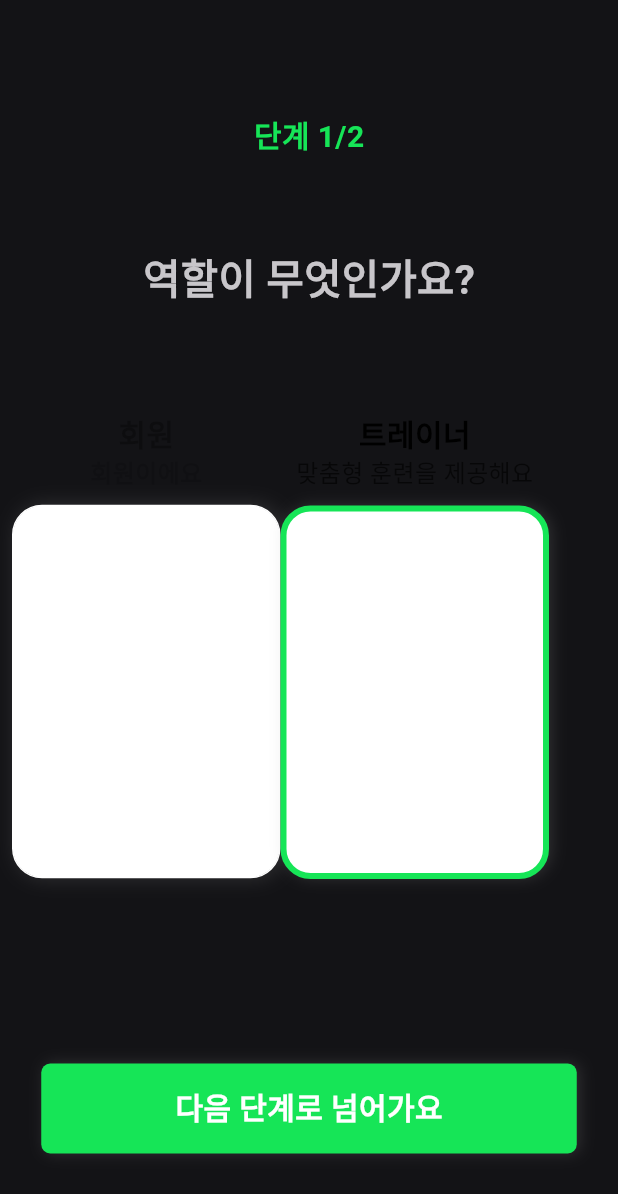
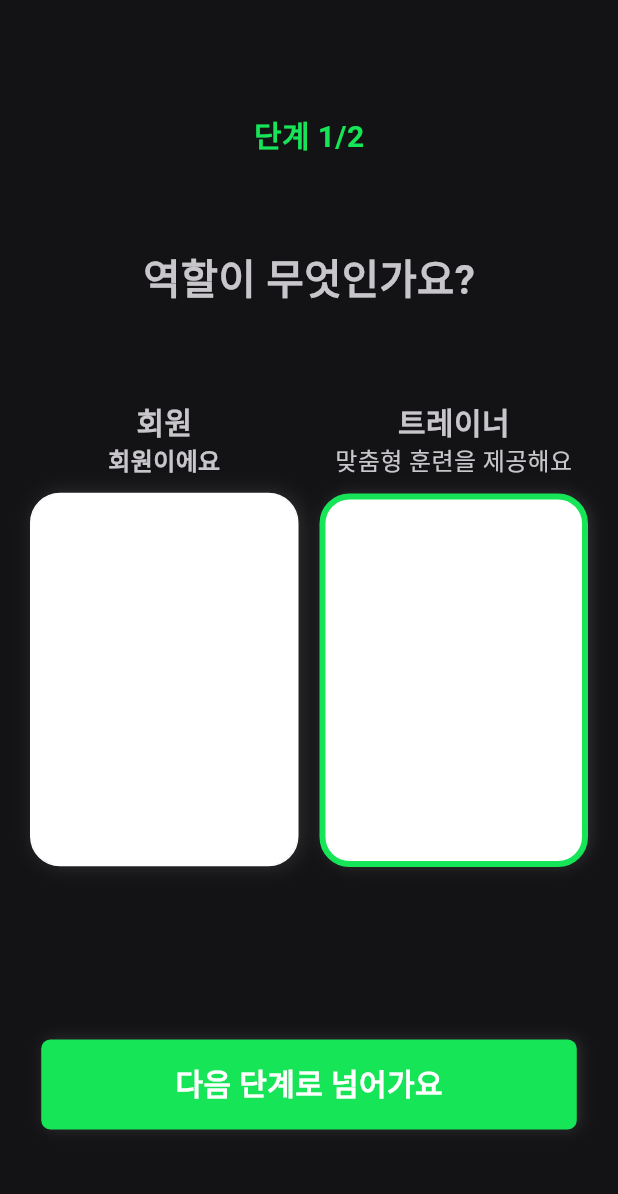
Before and after one commit to dusagong/ptManager, a Flutter app: the screen it shows after launch, on a phone screen of 412 x 824 dp. Shown: the top 1194 px of the screen. Run offline on Flutter 3.47's test engine with Material 2 defaults, Android fonts, the light colour scheme and no system bars; our stand-ins replace carousel_slider, chat_bubbles, cloud_firestore, firebase_auth, firebase_core, firebase_storage and 7 more; accounts and stored records are empty.

Commit message:
modeset edit

```diff
--- a/lib/screens/modeSetting.dart
+++ b/lib/screens/modeSetting.dart
@@ -21,6 +21,7 @@
   Widget build(BuildContext context) {
     return Scaffold(
       body: Column(
+        crossAxisAlignment: CrossAxisAlignment.center,
         children: [
           SizedBox(
             height: 75,
@@ -43,9 +44,9 @@
             height: 60,
           ),
           Padding(
-            padding: const EdgeInsets.all(8.0),
+            padding: const EdgeInsets.fromLTRB(20, 0, 20, 0),
             child: Row(
-              // mainAxisAlignment: MainAxisAlignment.spaceEvenly,
+              mainAxisAlignment: MainAxisAlignment.spaceBetween,
               children: [
                 _isClicked == false
                     ? Column(
@@ -54,14 +55,13 @@
                             '회원',
                             style: TextStyle(
                                 fontSize: 20,
-                                color: Color.fromARGB(255, 0, 0, 0),
                                 fontWeight: FontWeight.bold),
                           ),
                           Text(
                             '회원이에요',
                             style: TextStyle(
                                 fontSize: 16,
-                                color: Color.fromARGB(160, 0, 0, 0)),
+                                ),
                           ),
                           SizedBox(
                             height: 10,
@@ -102,14 +102,12 @@
                             '회원',
                             style: TextStyle(
                                 fontSize: 20,
-                                color: Color.fromARGB(80, 0, 0, 0),
                                 fontWeight: FontWeight.bold),
                           ),
                           Text(
                             '회원이에요',
                             style: TextStyle(
                                 fontSize: 16,
-                                color: Color.fromARGB(40, 0, 0, 0),
                                 fontWeight: FontWeight.bold),
                           ),
                           SizedBox(
@@ -158,14 +156,12 @@
                             '트레이너',
                             style: TextStyle(
                                 fontSize: 20,
-                                color: Color.fromARGB(80, 0, 0, 0),
                                 fontWeight: FontWeight.bold),
                           ),
                           Text(
                             '맞춤형 훈련을 제공해요',
                             style: TextStyle(
                                 fontSize: 16,
-                                color: Color.fromARGB(40, 0, 0, 0),
                                 fontWeight: FontWeight.bold),
                           ),
                           SizedBox(
@@ -213,14 +209,12 @@
                             '트레이너',
                             style: TextStyle(
                                 fontSize: 20,
-                                color: Color.fromARGB(255, 0, 0, 0),
                                 fontWeight: FontWeight.bold),
                           ),
                           Text(
                             '맞춤형 훈련을 제공해요',
                             style: TextStyle(
-                                fontSize: 16,
-                                color: Color.fromARGB(160, 0, 0, 0)),
+                                fontSize: 16),
                           ),
                           SizedBox(
                             height: 10,
```
